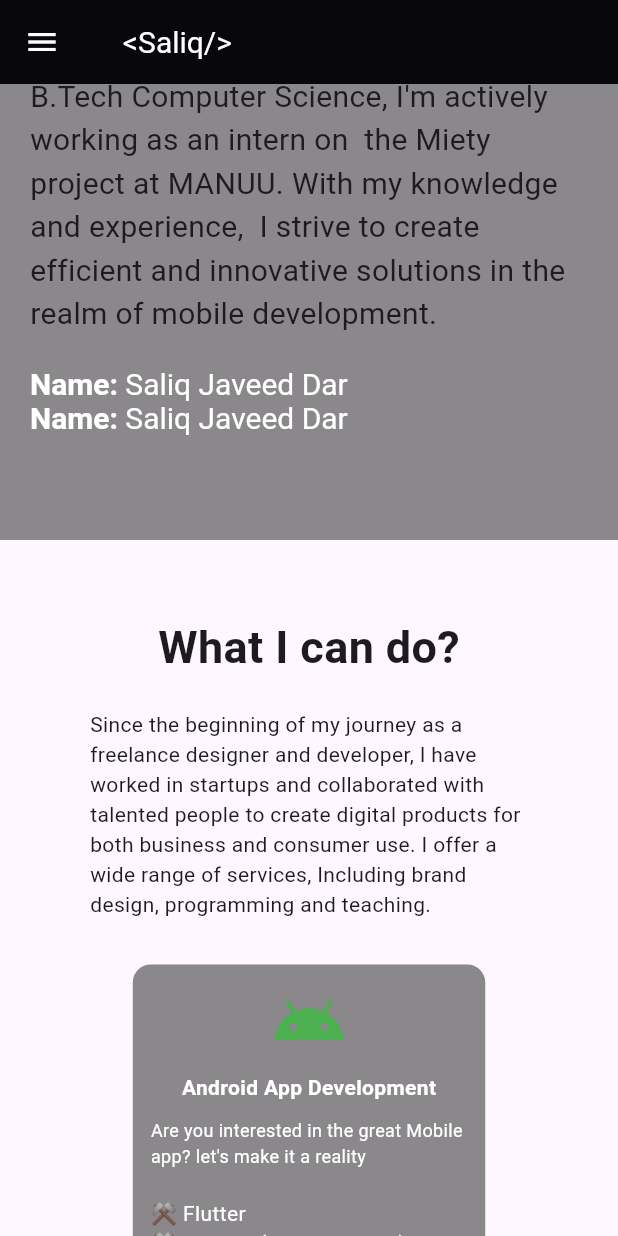
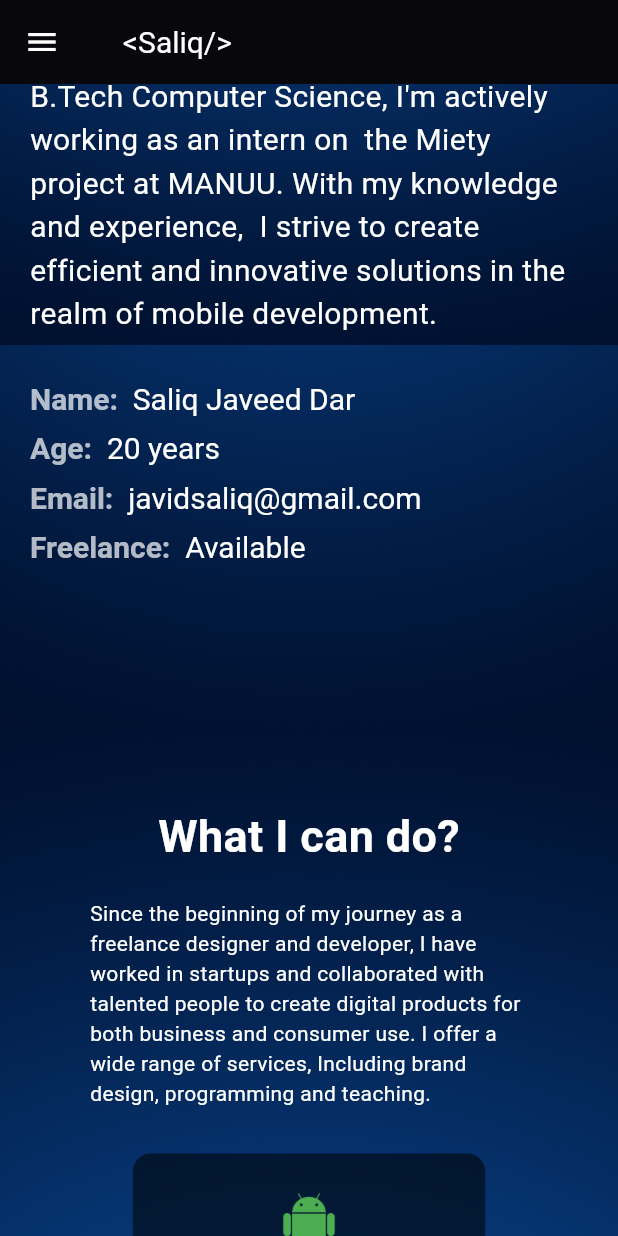
Before and after one commit to saliq03/My_Portfolio, a Flutter app: the screen it shows after launch, scrolled down 1152 dp, on a phone screen of 412 x 824 dp. Run offline on Flutter 3.47's test engine with Material 3 defaults, Android fonts, the light colour scheme and no system bars; our stand-ins replace font_awesome_flutter.

Commit message:
designing components

```diff
--- a/lib/components/about.dart
+++ b/lib/components/about.dart
@@ -11,10 +11,14 @@ class AboutState extends State<About>{
     return Container(
         width:  mediaQuery.size.width*1,
         // height: 550,
-      color: Colors.black45,
+        decoration: BoxDecoration(
+        image: DecorationImage(
+        image:AssetImage("assets/images/aboutbg.jpg"),
+    fit: BoxFit.cover
+    )),
       child: Center(
         child: Padding(
-          padding: const EdgeInsets.only(top: 50,bottom: 70,right: 20,left: 20),
+          padding: const EdgeInsets.only(top: 50,bottom: 100,right: 20,left: 20),
           child: Column(
               children: [
                 Text("ABOUT",style: TextStyle(color: Colors.white,fontSize: 40,fontWeight: FontWeight.bold,),),
@@ -54,19 +58,24 @@ class AboutState extends State<About>{
     return Column(
       crossAxisAlignment: CrossAxisAlignment.start,
         children: [
-          Text("Flutter Developer",style: TextStyle(fontSize: 30,fontWeight: FontWeight.bold)),
+          Text("Flutter Developer",style: TextStyle(fontSize: 30,fontWeight: FontWeight.bold,color: Colors.white)),
           SizedBox(
             width: 700,
             child: Text("Hello! I’m Saliq Javeed , a Flutter Developer with a robust skill set in  Flutter,"
                 " Dart, SQL, Java, XML, SQLite, and more. Currently in my final  year of B.Tech Computer Science,"
                 " I'm actively working as an intern on  the Miety project at MANUU. With my knowledge "
                 "and experience,  I strive to create efficient and innovative solutions in the realm of mobile development.",
-                style: TextStyle(fontSize:20)),
+                style: TextStyle(fontSize:20,color: Colors.white)),
           ),
-          SizedBox(height: 20,),
+          SizedBox(height: 30,),
           myRichText('Name', 'Saliq Javeed Dar'),
-          myRichText('Name', 'Saliq Javeed Dar'),
-
+          SizedBox(height: 10,),
+          myRichText('Age', '20 years'),
+          SizedBox(height: 10,),
+          myRichText('Email', 'javidsaliq@gmail.com'),
+          SizedBox(height: 10,),
+          myRichText('Freelance', 'Available'),
+          SizedBox(height: 10,),
         ]
     );
   }
@@ -76,12 +85,12 @@ class AboutState extends State<About>{
         text: TextSpan(
           children: [
             TextSpan(
-              text: '$name:',
-              style: TextStyle(fontWeight: FontWeight.bold,fontSize: 20,)
+              text: '$name: ',
+              style: TextStyle(fontWeight: FontWeight.bold,fontSize: 20,color: Colors.white70)
             ),
             TextSpan(
                 text: ' $data',
-                style: TextStyle(fontSize: 20)
+                style: TextStyle(fontSize: 20,color: Colors.white)
             )
           ]
         )
--- a/lib/components/home.dart
+++ b/lib/components/home.dart
@@ -18,30 +18,30 @@ class HomeState extends State<Home>{
         image: DecorationImage(
           image:AssetImage("assets/images/homebg.jpg"),
           fit: BoxFit.cover
-        )
-        ),
+        )),
+        child: Padding(
+          padding: const EdgeInsets.all(0),
           child: Center(
             child: Wrap(
               crossAxisAlignment: WrapCrossAlignment.center,
+              alignment: WrapAlignment.center,
               spacing: 50,
               runSpacing: 10,
-
-            // mainAxisAlignment: MainAxisAlignment.center,
-            // crossAxisAlignment: CrossAxisAlignment.center,
               children: [
                 Column(
                   mainAxisAlignment: MainAxisAlignment.center,
                     children: [
-                    Text("Saliq Javeed Dar",style: TextStyle(fontSize: 40,fontWeight: FontWeight.bold,color: Colors.white,backgroundColor: Colors.black26),),
-                    Text("Fullstack Mobile Developer",style: TextStyle(fontSize: 40,fontWeight: FontWeight.bold,color: Colors.orange))
+                      Text("Saliq Javeed Dar",style: TextStyle(fontSize: mediaQuery.size.width<485 ?20:40,fontWeight: FontWeight.bold,color: Colors.white,backgroundColor: Colors.black26),),
+                      Text("Fullstack Mobile Developer",style: TextStyle(fontSize: mediaQuery.size.width<485 ?20:40,fontWeight: FontWeight.bold,color: Colors.orange))
                     ],
                 ),
                 CircleAvatar(
-                radius: 150,
+                  radius:mediaQuery.size.width<500 ?120:150,
                   backgroundImage: AssetImage('assets/images/saliq.jpg'),
                 ),
 
               ],
+            ),
           ),
         ),
       );
--- a/lib/components/services.dart
+++ b/lib/components/services.dart
@@ -1,5 +1,6 @@
 import 'package:flutter/cupertino.dart';
 import 'package:flutter/material.dart';
+import 'package:font_awesome_flutter/font_awesome_flutter.dart';
 
 class Services extends StatefulWidget{
   State<Services> createState()=> ServicesState();
@@ -11,21 +12,55 @@ class ServicesState extends State<Services>{
     MediaQueryData mediaQuery=MediaQuery.of(context);
    return Container(
      width: mediaQuery.size.width*1 ,
+     decoration: BoxDecoration(
+         image: DecorationImage(
+             image:AssetImage("assets/images/aboutbg.jpg"),
+             fit: BoxFit.cover
+         )),
+
      child: Padding(
        padding: const EdgeInsets.only(left: 40,right: 40,top: 50,bottom: 100),
        child: Column(
          children: [
-           Text('What I can do?',style: TextStyle(fontSize: 30,fontWeight: FontWeight.bold),),
+           Text('What I can do?',style: TextStyle(fontSize: 30,fontWeight: FontWeight.bold,color: Colors.white),),
            Padding(
              padding: const EdgeInsets.all(20.0),
-             child: Text('Since the beginning of my journey as a freelance designer and developer, I have worked in startups and collaborated with talented people to create digital products for both business and consumer use. I offer a wide range of services, Including brand design, programming and teaching.'),
+             child: Text('Since the beginning of my journey as a freelance designer and developer, I have worked in startups and collaborated with talented people to create digital products for both business and consumer use. I offer a wide range of services, Including brand design, programming and teaching.',style: TextStyle(color: Colors.white),),
            ),
            Wrap(
              children: [
-               myContainer(),
-               myContainer(),
-               myContainer(),
-               myContainer(),
+               myContainer(Image.asset('assets/icons/androidlogo.png',height: 70,color: Colors.green.shade500,),
+                   'Android App Development',
+                   "Are you interested in the great Mobile app? let's make it a reality. ",
+                   [Text("⚒ Flutter" ,style: TextStyle(color: Colors.white),),
+                     Text("⚒ Android(Kotlin or Java)" ,style: TextStyle(color: Colors.white),)]
+               ),
+
+               myContainer(Padding(
+                 padding: const EdgeInsets.all(10.0),
+                 child: FaIcon(FontAwesomeIcons.apple,color: Colors.white,size: 50,),
+               ),
+               'iOS App Development',
+                   "Are you interested in the great Mobile app? let's make it a reality. ",
+               [Text("⚒ Flutter" ,style: TextStyle(color: Colors.white),),
+                 ]),
+
+               myContainer(Image.asset('assets/icons/uxicon.png',height: 50,),
+                   'UI/UX Designing',
+                   "I'm creating elegant designs suited to your needs following core design theory.",
+                   [Text("⚒ Adobe XD" ,style: TextStyle(color: Colors.white),),
+                     Text("⚒ Figma" ,style: TextStyle(color: Colors.white),),
+                     Text("⚒ Photoshop" ,style: TextStyle(color: Colors.white),)]
+               ),
+
+               myContainer(Padding(
+                 padding: const EdgeInsets.all(10),
+                 child: FaIcon(FontAwesomeIcons.screwdriverWrench,color:Color(0xFFC0C0C0),size: 40,),
+               ),
+                   'Bug Fixing',
+                   "I can fix your Mobile app bugs/errors and refactor your code to meet the best practices and have a clean architecture. ",
+                   []
+               ),
              ],
            ),
          ],
@@ -33,7 +68,7 @@ class ServicesState extends State<Services>{
      ) ,
    );
   }
- Padding myContainer( ){
+ Padding myContainer( Widget icon,String heading,String body,List<Widget> tools){
     return Padding(
       padding: const EdgeInsets.all(10),
       child: Container(
@@ -47,22 +82,24 @@ class ServicesState extends State<Services>{
             Column(
                 crossAxisAlignment: CrossAxisAlignment.center,
               children: [
-              Icon(Icons.android_outlined,color: Colors.green,size: 50,),
+              icon,
               SizedBox(height: 10,),
-              Text('Android App Development',style: TextStyle(color: Colors.white,fontWeight: FontWeight.bold),),
+              Text(heading,style: TextStyle(color: Colors.white,fontWeight: FontWeight.bold),),
               SizedBox(height: 10,),
-              Center(child: Text("Are you interested in the great Mobile app? let's make it a reality " ,style: TextStyle(color: Colors.white,fontSize: 12,),)),
+              Center(child: Text(body ,style: TextStyle(color: Colors.white,fontSize: 12,),)),
             ]),
               SizedBox(height: 20,),
-                  Text("⚒ Flutter" ,style: TextStyle(color: Colors.white),),
-                  Text("⚒ Android(Kotlin or Java)" ,style: TextStyle(color: Colors.white),),
+              Column(
+                crossAxisAlignment: CrossAxisAlignment.start,
+                children: tools,
+              )
 
             ],
           ),
         ),
         decoration: BoxDecoration(
         borderRadius: BorderRadius.circular(12),
-          color:Colors.black45
+          color:Colors.black54
         ),
       ),
     );
--- a/lib/porfolio.dart
+++ b/lib/porfolio.dart
@@ -24,7 +24,22 @@ class _PortfolioState extends State<Portfolio>{
     Padding(
       padding: const EdgeInsets.all(8.0),
       child: TextButton(onPressed: (){}, child: Text('Services',style: TextStyle(color: Colors.white,))),
-    )
+    ),
+    Padding(
+      padding: const EdgeInsets.all(8.0),
+      child: TextButton(onPressed: (){},
+
+          child: Text('Resume',style: TextStyle(color: Colors.white,))),
+    ),
+    Padding(
+      padding: const EdgeInsets.all(8.0),
+      child: TextButton(onPressed: (){}, child: Text('Portfolio',style: TextStyle(color: Colors.white,))),
+    ),
+    Padding(
+      padding: const EdgeInsets.all(8.0),
+      child: TextButton(onPressed: (){}, child: Text('Contact',style: TextStyle(color: Colors.white,))),
+    ),
+
   ];
 
 
--- a/pubspec.yaml
+++ b/pubspec.yaml
@@ -35,7 +35,7 @@ dependencies:
   # The following adds the Cupertino Icons font to your application.
   # Use with the CupertinoIcons class for iOS style icons.
   cupertino_icons: ^1.0.6
-
+  font_awesome_flutter: ^10.7.0
 dev_dependencies:
   flutter_test:
     sdk: flutter
@@ -61,6 +61,7 @@ flutter:
   # To add assets to your application, add an assets section, like this:
   assets:
     - assets/images/
+    - assets/icons/
 
   # An image asset can refer to one or more resolution-specific "variants", see
   # https://flutter.dev/assets-and-images/#resolution-aware
```
Also changed, not shown: assets/icons/androidlogo.png (added), assets/icons/uxicon.png (added), assets/images/aboutbg.jpg (added), pubspec.lock. Lines whose indentation alone changed are shown as unchanged.
